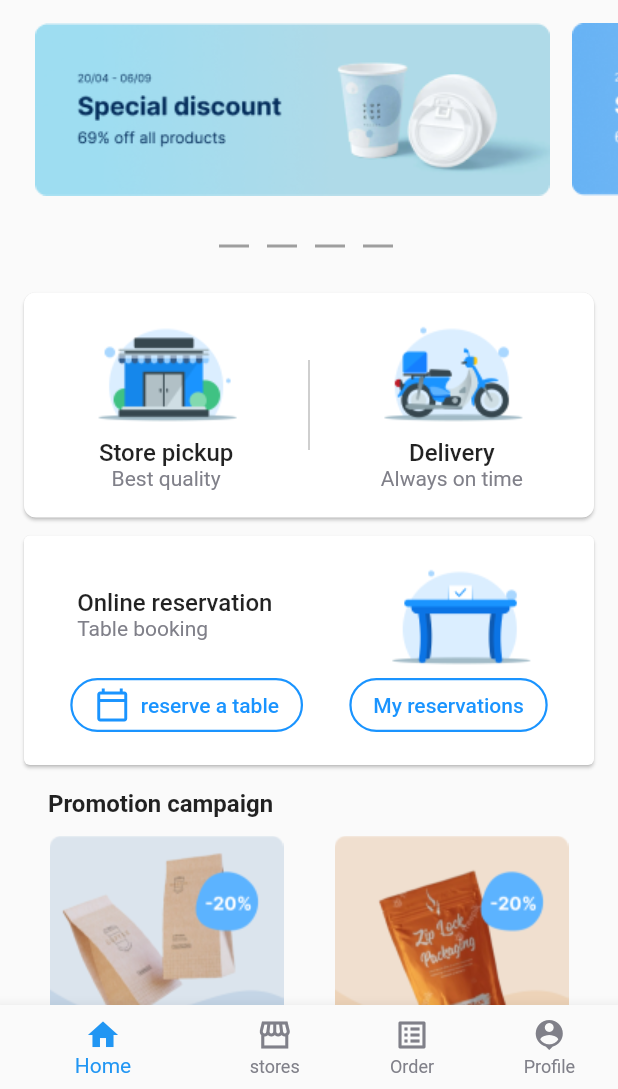
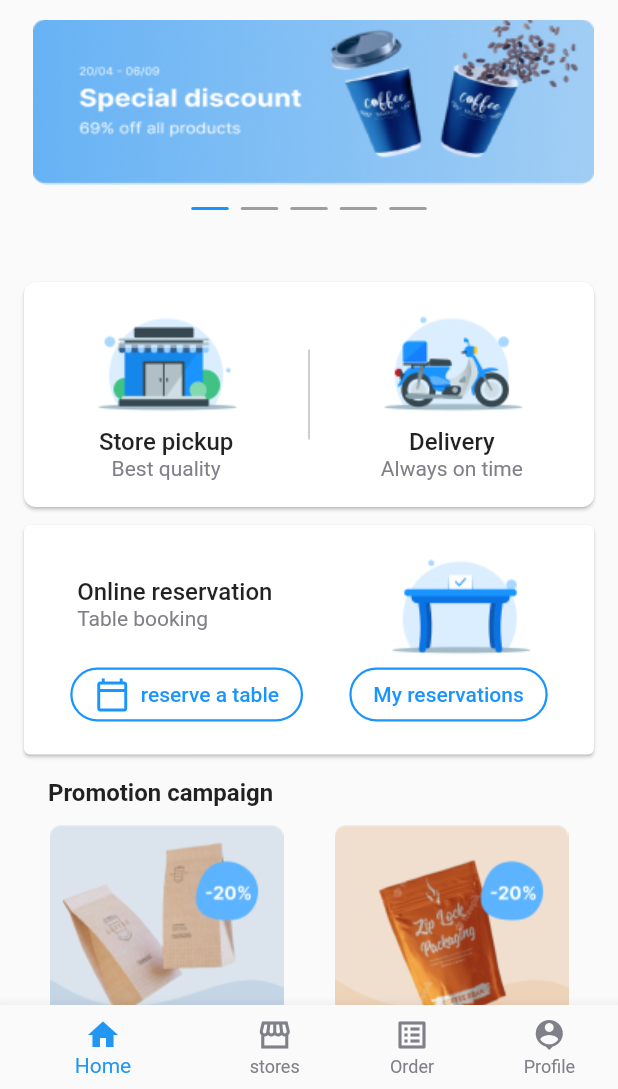
Before and after one commit to avetis001/Sample_restaurant, a Flutter app: the screen it shows after launch, on a phone screen of 412 x 824 dp, the part 147-1236 px from its top. Run offline on Flutter 3.47's test engine with Material 2 defaults, Android fonts, the phone set to English and light mode, and no system bars; drawn by our look-alikes of smooth_page_indicator.

Commit message:
in file (ScrolList) in ListViev added Expanded,  deleted widget PaginationCarousel,  and in file CarouselHome LisView changet to PageViev.

```diff
--- a/lib/home/widgets/carousel_home.dart
+++ b/lib/home/widgets/carousel_home.dart
@@ -1,4 +1,5 @@
 import 'package:flutter/material.dart';
+import 'package:smooth_page_indicator/smooth_page_indicator.dart';
 
 class CarouselHome extends StatefulWidget {
   const CarouselHome({super.key});
@@ -8,26 +9,58 @@ class CarouselHome extends StatefulWidget {
 }
 
 class _CarouselHomeState extends State<CarouselHome> {
+  final PageController _pageController = PageController();
   @override
   Widget build(BuildContext context) {
-    return SizedBox(
-      height: 120,
-      width: 700,
-      child: ListView(
-        padding: const EdgeInsets.only(left: 16),
+    return Column(
+      children: [
+        SizedBox(
+          height: 110,
+          width: 400,
+          child: PageView(
+            controller: _pageController,
             scrollDirection: Axis.horizontal,
             children: const [
-          Image(
-            image: AssetImage('assets/images/Image.png'),
-          ),
-          Image(
+              Padding(
+                padding: EdgeInsets.only(left: 16, right: 10),
+                child: Image(
+                  repeat: ImageRepeat.noRepeat,
+                  fit: BoxFit.fill,
                   image: AssetImage('assets/images/Image2.png'),
                 ),
-          Image(
+              ),
+              Padding(
+                padding: EdgeInsets.only(left: 10, right: 10),
+                child: Image(
+                  image: AssetImage('assets/images/Image.png'),
+                  repeat: ImageRepeat.noRepeat,
+                  fit: BoxFit.fill,
+                ),
+              ),
+              Padding(
+                padding: EdgeInsets.only(left: 10, right: 30),
+                child: Image(
                   image: AssetImage('assets/images/Image3.png'),
+                  repeat: ImageRepeat.noRepeat,
+                  fit: BoxFit.fill,
+                ),
               ),
             ],
           ),
+        ),
+        Padding(
+          padding: const EdgeInsets.only(top: 15),
+          child: SmoothPageIndicator(
+            controller: _pageController,
+            count: 5,
+            effect: const SlideEffect(
+              dotWidth: 25,
+              dotHeight: 2,
+              activeDotColor: Color.fromRGBO(26, 148, 255, 1),
+            ),
+          ),
+        )
+      ],
     );
   }
 }
--- a/lib/home/widgets/pagination_carousel.dart
+++ b/lib/home/widgets/pagination_carousel.dart
@@ -12,50 +12,50 @@ class _PaginationCarouselState extends State<PaginationCarousel> {
   Widget build(BuildContext context) {
     return Container(
       margin: const EdgeInsets.only(left: 140, top: 24, bottom: 24),
-      child: Row(
-        children: [
-          Padding(
-            padding: const EdgeInsets.all(6.0),
-            child: GestureDetector(
-              child: Container(
-                height: 2,
-                width: 20,
-                color: Colors.grey,
-              ),
-            ),
-          ),
-          Padding(
-            padding: const EdgeInsets.all(6.0),
-            child: GestureDetector(
-              child: Container(
-                height: 2,
-                width: 20,
-                color: Colors.grey,
-              ),
-            ),
-          ),
-          Padding(
-            padding: const EdgeInsets.all(6.0),
-            child: GestureDetector(
-              child: Container(
-                height: 2,
-                width: 20,
-                color: Colors.grey,
-              ),
-            ),
-          ),
-          Padding(
-            padding: const EdgeInsets.all(6.0),
-            child: GestureDetector(
-              child: Container(
-                height: 2,
-                width: 20,
-                color: Colors.grey,
-              ),
-            ),
-          ),
-        ],
-      ),
+      // child: Row(
+      //   children: [
+      //     Padding(
+      //       padding: const EdgeInsets.all(6.0),
+      //       child: GestureDetector(
+      //         child: Container(
+      //           height: 2,
+      //           width: 20,
+      //           color: Colors.grey,
+      //         ),
+      //       ),
+      //     ),
+      //     Padding(
+      //       padding: const EdgeInsets.all(6.0),
+      //       child: GestureDetector(
+      //         child: Container(
+      //           height: 2,
+      //           width: 20,
+      //           color: Colors.grey,
+      //         ),
+      //       ),
+      //     ),
+      //     Padding(
+      //       padding: const EdgeInsets.all(6.0),
+      //       child: GestureDetector(
+      //         child: Container(
+      //           height: 2,
+      //           width: 20,
+      //           color: Colors.grey,
+      //         ),
+      //       ),
+      //     ),
+      //     Padding(
+      //       padding: const EdgeInsets.all(6.0),
+      //       child: GestureDetector(
+      //         child: Container(
+      //           height: 2,
+      //           width: 20,
+      //           color: Colors.grey,
+      //         ),
+      //       ),
+      //     ),
+      //   ],
+      // ),
     );
   }
 }
--- a/lib/home/widgets/scroll_list.dart
+++ b/lib/home/widgets/scroll_list.dart
@@ -15,9 +15,7 @@ class ScrollListHome extends StatefulWidget {
 class _ScrollListHomeState extends State<ScrollListHome> {
   @override
   Widget build(BuildContext context) {
-    return SizedBox(
-      height: 672,
-      // width: 500,
+    return Expanded(
       child: ListView(
         children: const [
           CarouselHome(),
--- a/pubspec.yaml
+++ b/pubspec.yaml
@@ -32,9 +32,12 @@ dependencies:
     sdk: flutter
 
 
+
+
   # The following adds the Cupertino Icons font to your application.
   # Use with the CupertinoIcons class for iOS style icons.
   cupertino_icons: ^1.0.2
+  smooth_page_indicator: ^1.1.0
 
 dev_dependencies:
   flutter_test:
```
Also changed, not shown: pubspec.lock. Lines whose indentation alone changed are shown as unchanged.
